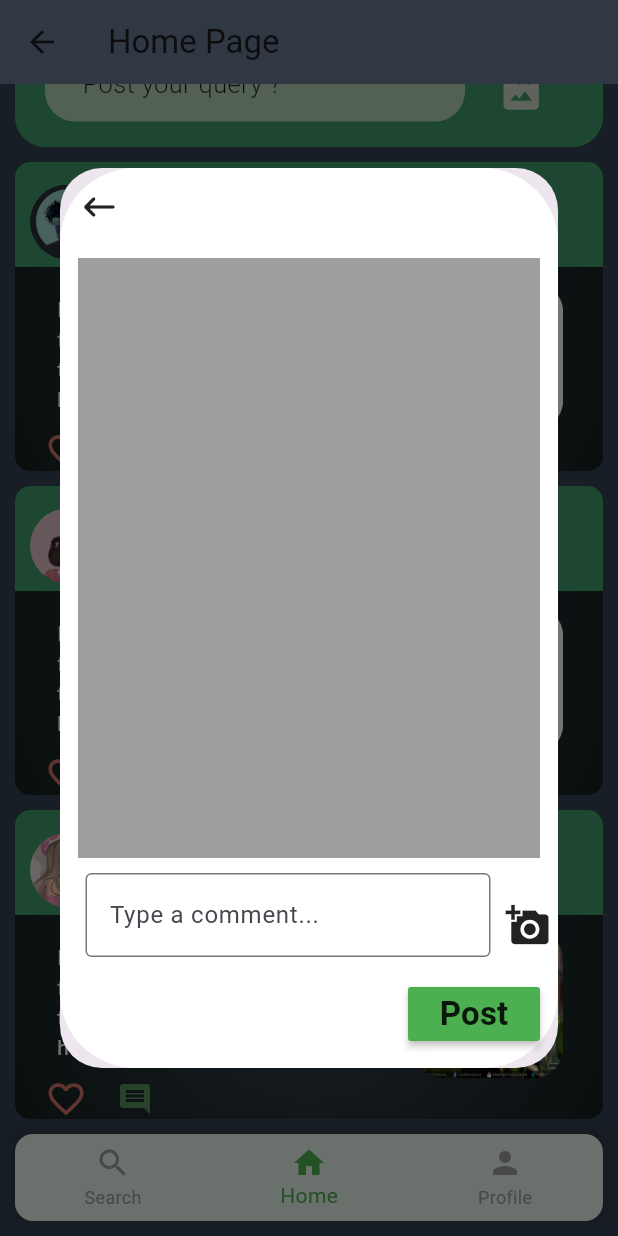
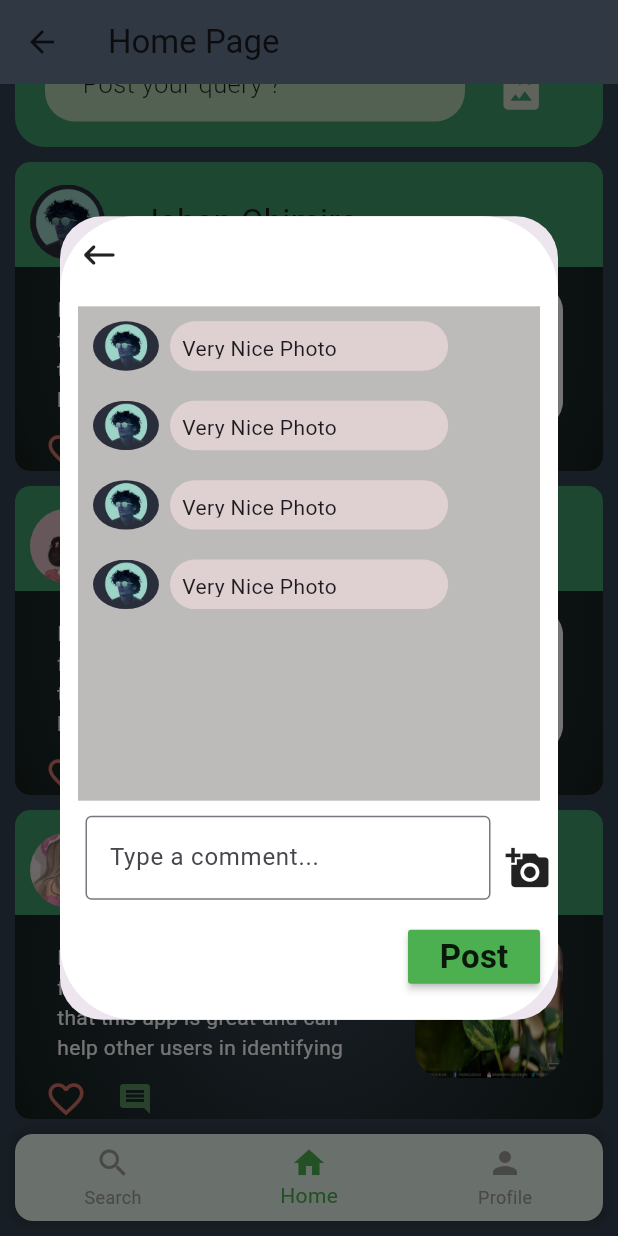
Before and after one commit to Ma-Ane/Plant-disease-detection, a Flutter app: the MainPage screen opened directly, scrolled down 113 dp, after a tap on the "comment" icon, on a phone screen of 412 x 824 dp. Run offline on Flutter 3.47's test engine with Material 3 defaults, Android fonts, the phone set to English and light mode, and no system bars; our stand-ins replace image_picker.

```diff
--- a/lib/pages/front_page.dart
+++ b/lib/pages/front_page.dart
@@ -41,7 +41,7 @@ class _FrontPageState extends State<FrontPage> {
     return Scaffold(
       backgroundColor: const Color(0xFF344250),
       appBar: AppBar(
-        backgroundColor: Color(0xff687d91),
+        backgroundColor: const Color(0xff687d91),
         title: const Text("Crop Disease Detection"),
         elevation: 0,
       ),
--- a/lib/pages/help.dart
+++ b/lib/pages/help.dart
@@ -6,7 +6,7 @@ class Help extends StatelessWidget {
   @override
   Widget build(BuildContext context) {
     double screenHeight = MediaQuery.of(context).size.height ;
-    double screenWidth = MediaQuery.of(context).size.width ;
+    //double screenWidth = MediaQuery.of(context).size.width ;
 
     // returns the name of class along with some padding
     Widget returnClass (String name) {
--- a/lib/pages/home_page.dart
+++ b/lib/pages/home_page.dart
@@ -1,3 +1,5 @@
+//import 'dart:ffi';
+
 import 'package:flutter/material.dart' ;
 import "dart:io" ;
 import 'package:image_picker/image_picker.dart';
@@ -83,6 +85,37 @@ class _HomePageState extends State<HomePage> {
   }
 
 
+  // each comment lai dekhauxaa
+  Widget returnComment (double height, double width) {
+    return Padding(
+      padding: const EdgeInsets.all(10.0),
+      // row for pic and comment
+      child: Row (
+        children: [
+          ClipOval(
+            child: Image.asset('images/profile2.jpg', height: height * 0.1,),
+          ),
+
+          SizedBox(width: width * 0.02,),
+
+          // comment
+          Container(
+            decoration: BoxDecoration(
+              color: const Color.fromARGB(255, 223, 209, 209),
+              borderRadius: BorderRadius.circular(50),
+            ),
+            height: height * 0.1,
+            width: width * 0.5,
+            child: const Padding(
+              padding: EdgeInsets.all(8.0),
+              child: Text("Very Nice Photo"),
+            ),
+          ),
+        ],
+      ),
+    ) ;
+  }
+
   // esle euta query return garxa pura box
   Widget _returnQuery(BuildContext context, name, String photo, String leaf, String description, bool isliked) {
     double screenHeight = MediaQuery.of(context).size.height ;
@@ -148,8 +181,8 @@ class _HomePageState extends State<HomePage> {
 
                     // row bhitra euta container for description
                     child: Container(
-                      decoration: BoxDecoration(
-                        color:  const Color.fromARGB(0, 0, 0, 0),//Color.fromARGB(255, 169, 245, 77),
+                      decoration: const BoxDecoration(
+                        color:  Color.fromARGB(0, 0, 0, 0),//Color.fromARGB(255, 169, 245, 77),
                       ),
                       height: screenHeight * 0.12,
                       width: screenWidth * 0.55,
@@ -158,7 +191,7 @@ class _HomePageState extends State<HomePage> {
 
                         // db bata linee
                         child: Text(description
-                        , style: TextStyle(
+                        , style: const TextStyle(
                           color: Colors.white
                         )),
                       ),
@@ -186,7 +219,7 @@ class _HomePageState extends State<HomePage> {
 
                     // like ko button change garna ko lagi
                     child: Icon(isliked ? Icons.favorite : Icons.favorite_border,
-                        size: 28, color: Color.fromARGB(255, 212, 113, 104),
+                        size: 28, color: const Color.fromARGB(255, 212, 113, 104),
                       ),
                   ),
                 ),
@@ -206,8 +239,8 @@ class _HomePageState extends State<HomePage> {
                             borderRadius: BorderRadius.circular(50) ,
                             color: Colors.white,
                           ),
-                          height: 600,
-                          width: 400,
+                          height: screenHeight * 0.65,
+                          width: screenWidth * 0.9,
                           child: Padding(
                             padding: const EdgeInsets.all(12.0),
 
@@ -227,10 +260,25 @@ class _HomePageState extends State<HomePage> {
                                 const SizedBox(height: 20),
 
                                 // yo main box comment haru herne
-                                Container(
-                                  height: 400,
-                                  width: 400,
-                                  color: Colors.grey,
+                                SingleChildScrollView(
+                                  child: Container(
+                                    height: screenHeight * 0.4,
+                                    width: screenWidth * 0.9,
+                                    color: const Color.fromARGB(255, 189, 186, 186),
+
+                                    // harek comment
+                                    child: Column(
+                                      children: [
+                                        returnComment(screenHeight * 0.4, screenWidth * 0.9),
+
+                                        returnComment(screenHeight * 0.4, screenWidth * 0.9),
+
+                                        returnComment(screenHeight * 0.4, screenWidth * 0.9),
+
+                                        returnComment(screenHeight * 0.4, screenWidth * 0.9),
+                                      ],
+                                    ),
+                                  ),
                                 ),
 
                                 // yo aafno comment type garne
@@ -335,7 +383,7 @@ class _HomePageState extends State<HomePage> {
                         Container(
                           decoration: BoxDecoration(
                             borderRadius: BorderRadius.circular(50),
-                            color: Color(0xFFB4d3b2),
+                            color: const Color(0xFFB4d3b2),
                           ),
                           child: Padding(
                             padding: const EdgeInsets.all(6.0),
@@ -359,7 +407,7 @@ class _HomePageState extends State<HomePage> {
                         Container(
                           decoration: BoxDecoration(
                             borderRadius: BorderRadius.circular(20),
-                            color: Color(0xFFB4d3b2)
+                            color: const Color(0xFFB4d3b2)
                           ),
                           height: 45,
                           width: 280,
--- a/lib/pages/main_page.dart
+++ b/lib/pages/main_page.dart
@@ -1,5 +1,5 @@
 import 'package:flutter/material.dart' ;
-import 'package:my_flutter_app/pages/after_detection.dart';
+//import 'package:my_flutter_app/pages/after_detection.dart';
 import 'package:my_flutter_app/pages/home_page.dart';
 import 'package:my_flutter_app/pages/profile_page.dart';
 import 'package:my_flutter_app/pages/search_page.dart';
@@ -49,7 +49,7 @@ class _MainPageState extends State<MainPage> {
     return Scaffold(
       appBar: AppBar(
          title:  Text(pagesmap[_selectedIndex]),
-         backgroundColor: Color.fromARGB(255, 104, 125, 145),
+         backgroundColor: const Color.fromARGB(255, 104, 125, 145),
        ),
       body: Container(
               height: double.infinity,
--- a/lib/pages/post_page.dart
+++ b/lib/pages/post_page.dart
@@ -54,7 +54,7 @@ class _PostPageState extends State<PostPage> {
     return Scaffold(
       appBar: AppBar(
         title: const Text("Post"),
-        backgroundColor: Color(0xff687d91),
+        backgroundColor: const Color(0xff687d91),
       ),
       body: Stack(
         children: [
--- a/lib/pages/search_page.dart
+++ b/lib/pages/search_page.dart
@@ -139,7 +139,7 @@ class _SearchPageState extends State<SearchPage> {
             minWidth: screenWidth * 0.1,
 
             // color for button
-            color: Color(0xFFB4d3b2),
+            color: const Color(0xFFB4d3b2),
             child: const Padding(
               padding: EdgeInsets.all(10.0),
               child: Text("Detect",
--- a/lib/pages/sign_in.dart
+++ b/lib/pages/sign_in.dart
@@ -15,11 +15,11 @@ class SignIn extends StatelessWidget {
   @override
   Widget build(BuildContext context) {
     return Scaffold(
-      backgroundColor: Color.fromARGB(255, 52, 66, 80),
+      backgroundColor: const Color.fromARGB(255, 52, 66, 80),
       appBar: AppBar(
-        iconTheme: IconThemeData(color: Colors.white),
+        iconTheme: const IconThemeData(color: Colors.white),
         title: const Text("Sign In", style: TextStyle(color: Colors.white),),
-        backgroundColor: Color.fromARGB(255, 52, 66, 80),
+        backgroundColor: const Color.fromARGB(255, 52, 66, 80),
       ),
       body: Padding(
         padding: const EdgeInsets.only(top: 150),
--- a/lib/pages/util/my_button.dart
+++ b/lib/pages/util/my_button.dart
@@ -20,7 +20,7 @@ class MyButton extends StatelessWidget {
           borderRadius: BorderRadius.circular(20),
         ),
         onPressed: onPressed,
-        color: Color(0xFFB4d3b2),
+        color: const Color(0xFFB4d3b2),
         height: 45,
         minWidth: 200,
         child: Text(
```
Also changed, not shown: lib/pages/contact_us.dart (added, +10 -0 lines), lib/pages/edit.dart (added, +15 -0 lines), lib/pages/history.dart (added, +64 -0 lines), lib/pages/profile_page.dart (+14 -14 lines), lib/pages/register.dart (+5 -2 lines), lib/pages/settings.dart (added, +15 -0 lines).
